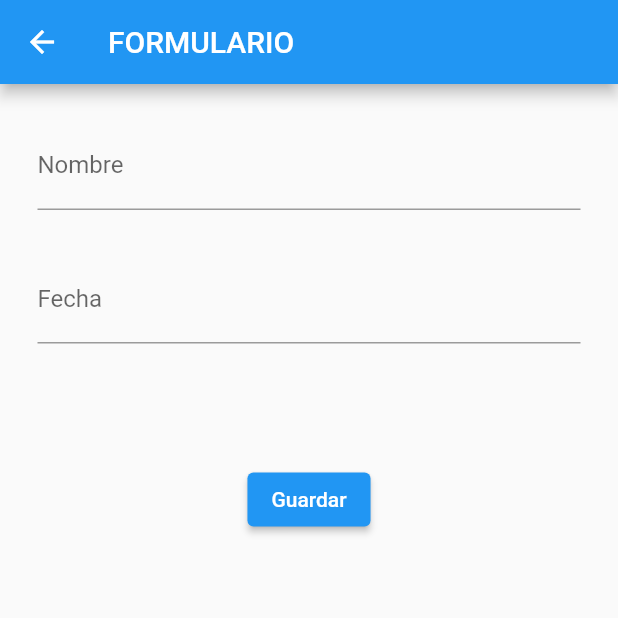
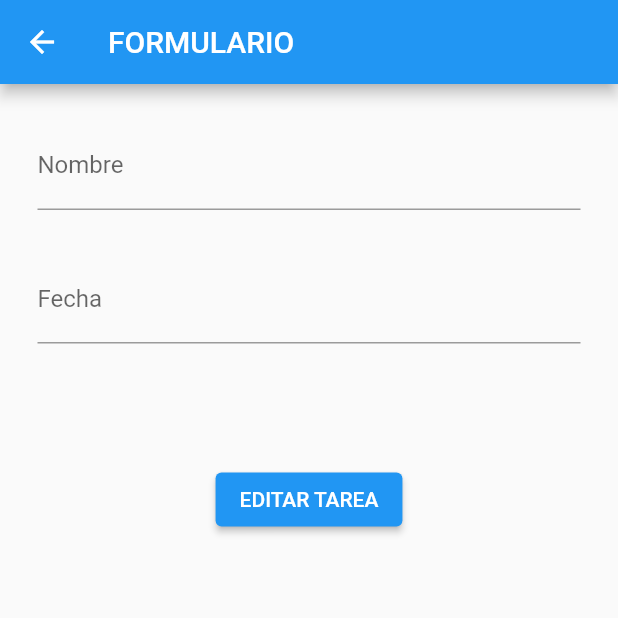
Before and after one commit to MayraVt10/AppMovil, a Flutter app: the formularioPage screen opened directly with empty values, on a phone screen of 412 x 824 dp, the top half of it. Run offline on Flutter 3.47's test engine with Material 2 defaults, Android fonts, the phone set to English and light mode, and no system bars.

Commit message:
sexto commit

```diff
--- a/lib/src/pages/detalle.dart
+++ b/lib/src/pages/detalle.dart
@@ -1,4 +1,6 @@
 import 'package:app_movil1/src/pages/formulario.dart';
+import 'package:app_movil1/src/pages/listado.dart';
+import 'package:app_movil1/src/providers/tareas_provider.dart';
 import 'package:flutter/material.dart';
 
 class DetallePage extends StatelessWidget {
@@ -29,7 +31,10 @@ class DetallePage extends StatelessWidget {
             mainAxisAlignment: MainAxisAlignment.spaceAround,
             children: <Widget>[
               ElevatedButton(
-                onPressed: () {},
+                onPressed: () {
+                  TareasProvider().terminarTarea(tarea['id']);
+                  Navigator.pushNamed(context, listadoPage.nombrePagina);
+                },
                 style: ButtonStyle(
                   backgroundColor:
                       MaterialStateProperty.all<Color>(Colors.green),
@@ -47,7 +52,10 @@ class DetallePage extends StatelessWidget {
                 child: Text("EDITAR"),
               ),
               ElevatedButton(
-                onPressed: () {},
+                onPressed: () {
+                  TareasProvider().eliminarTarea(tarea['id']);
+                  Navigator.pushNamed(context, listadoPage.nombrePagina);
+                },
                 style: ButtonStyle(
                   backgroundColor: MaterialStateProperty.all<Color>(Colors.red),
                 ),
--- a/lib/src/pages/formulario.dart
+++ b/lib/src/pages/formulario.dart
@@ -1,3 +1,4 @@
+import 'package:app_movil1/src/pages/listado.dart';
 import 'package:app_movil1/src/providers/tareas_provider.dart';
 import 'package:flutter/material.dart';
 
@@ -15,7 +16,7 @@ class _formularioPageState extends State<formularioPage> {
   Map<String, dynamic> nuevaTarea = {};
   @override
   Widget build(BuildContext context) {
-    tarea = ModalRoute.of(context)!.settings.arguments as Map<String, dynamic>;
+    tarea = ModalRoute.of(context)?.settings.arguments as Map<String, dynamic>;
     return Scaffold(
       appBar: AppBar(
         title: Text('FORMULARIO'),
@@ -40,7 +41,7 @@ class _formularioPageState extends State<formularioPage> {
 
   _crearInputNombre() {
     return TextFormField(
-      initialValue: tarea['nombre'],
+      initialValue: (tarea != null) ? tarea['nombre'] : "",
       onSaved: (value) {
         nuevaTarea['nombre'] = value;
       },
@@ -55,7 +56,7 @@ class _formularioPageState extends State<formularioPage> {
     return Container(
       margin: EdgeInsets.only(top: 30.0),
       child: TextFormField(
-        initialValue: tarea['fecha'],
+        initialValue: (tarea != null) ? tarea['fecha'] : "",
         onSaved: (value) {
           nuevaTarea['fecha'] = value;
         },
@@ -75,11 +76,17 @@ class _formularioPageState extends State<formularioPage> {
         onPressed: () {
           idForm.currentState!.save();
           nuevaTarea['estado'] = 'pendiente';
-          TareasProvider().agregarTarea(nuevaTarea);
 
-          Navigator.pop(context);
+          if (tarea != null) {
+            TareasProvider().editarTarea(nuevaTarea, tarea);
+            Navigator.popUntil(
+                context, ModalRoute.withName(listadoPage.nombrePagina));
+          } else {
+            TareasProvider().agregarTarea(nuevaTarea);
+            Navigator.pop(context);
+          }
         },
-        child: Text('Guardar'),
+        child: (tarea != null) ? Text("EDITAR TAREA") : Text('CREAR TAREA'),
       ),
     );
   }
```
Also changed, not shown: lib/src/pages/listado.dart (+6 -1 lines), lib/src/providers/tareas_provider.dart (+24 -0 lines).
